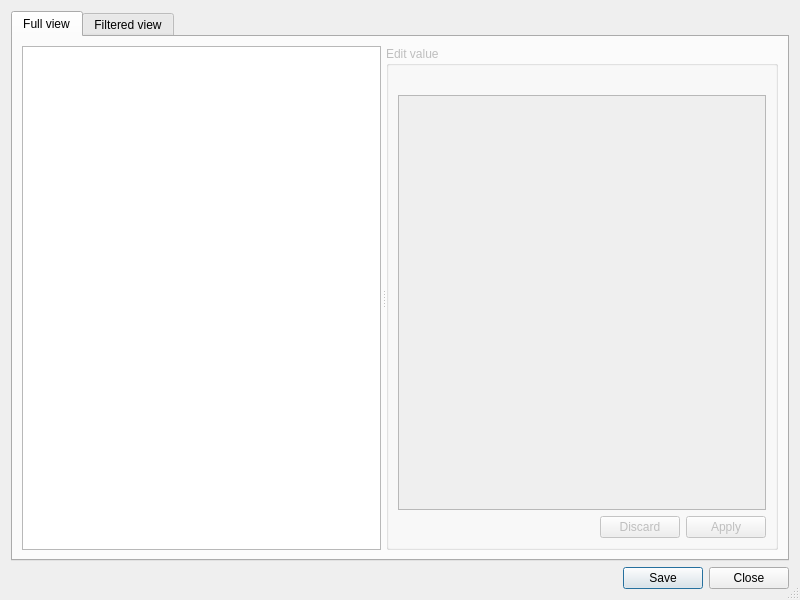
Before: the Qt Designer form src/ui/ui_editor.ui in nextgis/qgis_metatools, drawn with Qt 5.
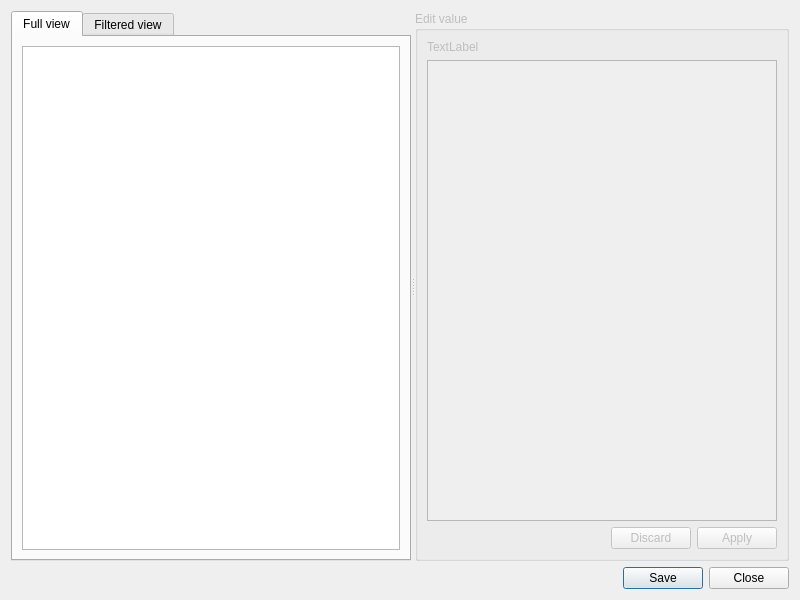
After: the same form once the commit is applied.

Commit message: continue refactoring improve editor dialog fixes in license and workflow templates managers fixes in apply templates dialog ui cleanup

What changed in the file:
```diff
--- a/src/ui/ui_editor.ui
+++ b/src/ui/ui_editor.ui
@@ -13,11 +13,12 @@
   <property name="windowTitle">
    <string>Metadata editor</string>
   </property>
-  <property name="sizeGripEnabled">
-   <bool>true</bool>
-  </property>
   <layout class="QVBoxLayout" name="verticalLayout">
    <item>
+    <widget class="QSplitter" name="splitter">
+     <property name="orientation">
+      <enum>Qt::Horizontal</enum>
+     </property>
     <widget class="QTabWidget" name="tabWidget">
      <property name="currentIndex">
       <number>0</number>
@@ -26,54 +27,9 @@
       <attribute name="title">
        <string>Full view</string>
       </attribute>
-      <layout class="QVBoxLayout" name="verticalLayout_3">
-       <item>
-        <widget class="QSplitter" name="splitter">
-         <property name="orientation">
-          <enum>Qt::Horizontal</enum>
-         </property>
-         <property name="opaqueResize">
-          <bool>true</bool>
-         </property>
-         <property name="handleWidth">
-          <number>5</number>
-         </property>
-         <widget class="QTreeView" name="treeView">
-          <property name="animated">
-           <bool>true</bool>
-          </property>
-         </widget>
-         <widget class="QGroupBox" name="editorGroupBox">
-          <property name="enabled">
-           <bool>false</bool>
-          </property>
-          <property name="title">
-           <string>Edit value</string>
-          </property>
           <layout class="QVBoxLayout" name="verticalLayout_2">
            <item>
-            <widget class="QLabel" name="nodePathLabel">
-             <property name="text">
-              <string/>
-             </property>
-             <property name="wordWrap">
-              <bool>true</bool>
-             </property>
-            </widget>
-           </item>
-           <item>
-            <widget class="QTextEdit" name="valueTextEdit"/>
-           </item>
-           <item>
-            <widget class="QDialogButtonBox" name="valueButtonBox">
-             <property name="standardButtons">
-              <set>QDialogButtonBox::Apply|QDialogButtonBox::Discard</set>
-             </property>
-            </widget>
-           </item>
-          </layout>
-         </widget>
-        </widget>
+         <widget class="QTreeView" name="treeFull"/>
        </item>
       </layout>
      </widget>
@@ -81,46 +37,24 @@
       <attribute name="title">
        <string>Filtered view</string>
       </attribute>
-      <layout class="QVBoxLayout" name="verticalLayout_5">
+       <layout class="QVBoxLayout" name="verticalLayout_3">
        <item>
         <widget class="QLabel" name="label">
-         <property name="sizePolicy">
-          <sizepolicy hsizetype="Preferred" vsizetype="Preferred">
-           <horstretch>0</horstretch>
-           <verstretch>0</verstretch>
-          </sizepolicy>
-         </property>
          <property name="text">
           <string>To set filtered view please check sample.txt in the filter directory for the filtering format and point to it at the plugin settings page.</string>
          </property>
-         <property name="textFormat">
-          <enum>Qt::PlainText</enum>
+          <property name="wordWrap">
+           <bool>true</bool>
          </property>
         </widget>
        </item>
        <item>
-        <widget class="QSplitter" name="splitter_2">
-         <property name="sizePolicy">
-          <sizepolicy hsizetype="Expanding" vsizetype="Expanding">
-           <horstretch>0</horstretch>
-           <verstretch>0</verstretch>
-          </sizepolicy>
-         </property>
-         <property name="orientation">
-          <enum>Qt::Horizontal</enum>
-         </property>
-         <property name="opaqueResize">
-          <bool>true</bool>
-         </property>
-         <property name="handleWidth">
-          <number>5</number>
-         </property>
-         <widget class="QTreeView" name="filterTreeView">
-          <property name="animated">
-           <bool>true</bool>
-          </property>
-         </widget>
-         <widget class="QGroupBox" name="filterEditorGroupBox">
+         <widget class="QTreeView" name="treeFiltered"/>
+        </item>
+       </layout>
+      </widget>
+     </widget>
+     <widget class="QGroupBox" name="groupBox">
           <property name="enabled">
            <bool>false</bool>
           </property>
@@ -129,20 +63,17 @@
           </property>
           <layout class="QVBoxLayout" name="verticalLayout_4">
            <item>
-            <widget class="QLabel" name="filterNodePathLabel">
+        <widget class="QLabel" name="lblNodePath">
              <property name="text">
-              <string/>
-             </property>
-             <property name="wordWrap">
-              <bool>true</bool>
+          <string>TextLabel</string>
              </property>
             </widget>
            </item>
            <item>
-            <widget class="QTextEdit" name="filterValueTextEdit"/>
+        <widget class="QTextEdit" name="textValue"/>
            </item>
            <item>
-            <widget class="QDialogButtonBox" name="filterValueButtonBox">
+        <widget class="QDialogButtonBox" name="editorButtonBox">
              <property name="standardButtons">
               <set>QDialogButtonBox::Apply|QDialogButtonBox::Discard</set>
              </property>
@@ -152,12 +83,8 @@
          </widget>
         </widget>
        </item>
-      </layout>
-     </widget>
-    </widget>
-   </item>
    <item>
-    <widget class="QDialogButtonBox" name="mainButtonBox">
+    <widget class="QDialogButtonBox" name="buttonBox">
      <property name="orientation">
       <enum>Qt::Horizontal</enum>
      </property>
```
Left out of the diff: 35 changed lines with no effect on the pictures. Lines whose indentation alone changed are shown as unchanged. The commit also changes 18 other files.
